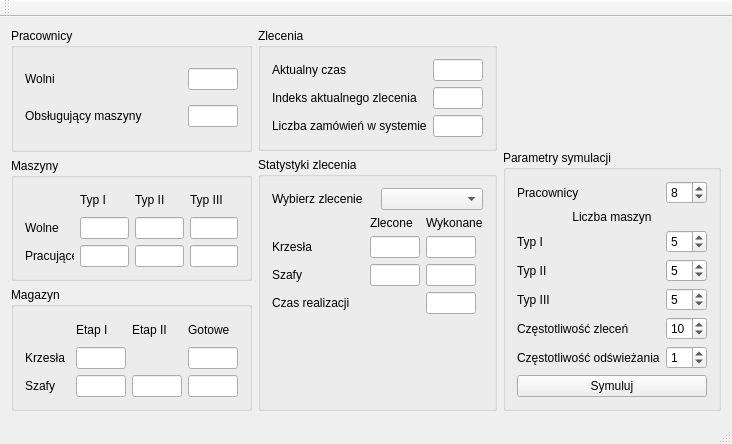
Above: mainwindow.ui from wgml/SSPD before the change. Below: the same form after it.
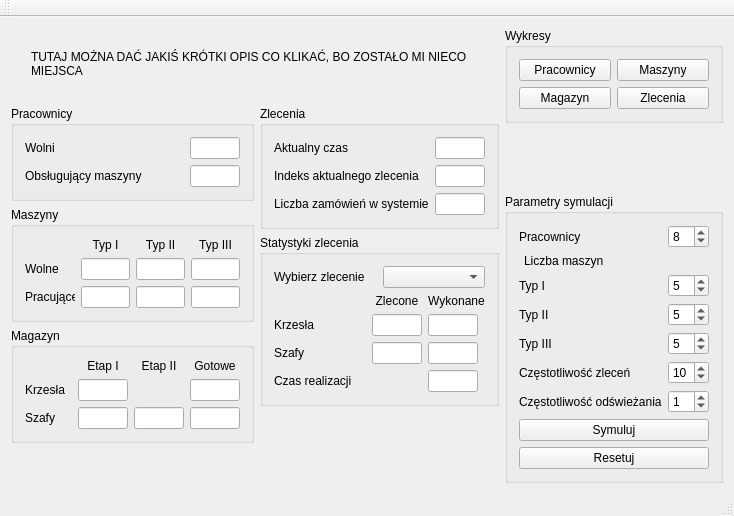
That is the form after the change.

```diff
--- a/mainwindow.ui
+++ b/mainwindow.ui
@@ -6,8 +6,8 @@
    <rect>
     <x>0</x>
     <y>0</y>
-    <width>732</width>
-    <height>444</height>
+    <width>734</width>
+    <height>516</height>
    </rect>
   </property>
   <property name="sizePolicy">
@@ -18,25 +18,54 @@
   </property>
   <property name="minimumSize">
    <size>
-    <width>732</width>
-    <height>444</height>
+    <width>734</width>
+    <height>516</height>
    </size>
   </property>
   <property name="maximumSize">
    <size>
-    <width>732</width>
-    <height>444</height>
+    <width>734</width>
+    <height>516</height>
    </size>
   </property>
   <property name="windowTitle">
    <string>Symulacja zawsze spoko</string>
   </property>
   <widget class="QWidget" name="centralWidget">
+   <layout class="QGridLayout" name="gridLayout_6">
+    <item row="0" column="0">
+     <layout class="QVBoxLayout" name="verticalLayout_11">
+      <item>
    <layout class="QHBoxLayout" name="horizontalLayout_19">
     <item>
+         <spacer name="verticalSpacer">
+          <property name="orientation">
+           <enum>Qt::Vertical</enum>
+          </property>
+          <property name="sizeHint" stdset="0">
+           <size>
+            <width>20</width>
+            <height>40</height>
+           </size>
+          </property>
+         </spacer>
+        </item>
+        <item>
+         <widget class="QLabel" name="label_29">
+          <property name="text">
+           <string>TUTAJ MOŻNA DAĆ JAKIŚ KRÓTKI OPIS CO KLIKAĆ, BO ZOSTAŁO MI NIECO MIEJSCA</string>
+          </property>
+          <property name="wordWrap">
+           <bool>true</bool>
+          </property>
+         </widget>
+        </item>
+       </layout>
+      </item>
+      <item>
      <layout class="QHBoxLayout" name="horizontalLayout_18">
       <item>
-       <layout class="QVBoxLayout" name="verticalLayout_10">
+         <layout class="QVBoxLayout" name="verticalLayout_9">
         <item>
          <widget class="QGroupBox" name="groupBox">
           <property name="title">
@@ -120,6 +149,9 @@
                <property name="text">
                 <string>Typ I</string>
                </property>
+                 <property name="alignment">
+                  <set>Qt::AlignCenter</set>
+                 </property>
               </widget>
              </item>
              <item row="0" column="2">
@@ -127,6 +159,9 @@
                <property name="text">
                 <string>Typ II</string>
                </property>
+                 <property name="alignment">
+                  <set>Qt::AlignCenter</set>
+                 </property>
               </widget>
              </item>
              <item row="0" column="3">
@@ -134,6 +169,9 @@
                <property name="text">
                 <string>Typ III</string>
                </property>
+                 <property name="alignment">
+                  <set>Qt::AlignCenter</set>
+                 </property>
               </widget>
              </item>
              <item row="1" column="0">
@@ -295,11 +333,36 @@
           <layout class="QHBoxLayout" name="horizontalLayout_17">
            <item>
             <layout class="QGridLayout" name="gridLayout_2">
+               <item row="1" column="1">
+                <widget class="QLineEdit" name="chairsPhase1">
+                 <property name="sizePolicy">
+                  <sizepolicy hsizetype="Fixed" vsizetype="Fixed">
+                   <horstretch>0</horstretch>
+                   <verstretch>0</verstretch>
+                  </sizepolicy>
+                 </property>
+                 <property name="maximumSize">
+                  <size>
+                   <width>50</width>
+                   <height>16777215</height>
+                  </size>
+                 </property>
+                 <property name="maxLength">
+                  <number>32767</number>
+                 </property>
+                 <property name="readOnly">
+                  <bool>true</bool>
+                 </property>
+                </widget>
+               </item>
              <item row="0" column="1">
               <widget class="QLabel" name="label_15">
                <property name="text">
                 <string>Etap I</string>
                </property>
+                 <property name="alignment">
+                  <set>Qt::AlignCenter</set>
+                 </property>
               </widget>
              </item>
              <item row="0" column="2">
@@ -307,6 +370,9 @@
                <property name="text">
                 <string>Etap II</string>
                </property>
+                 <property name="alignment">
+                  <set>Qt::AlignCenter</set>
+                 </property>
               </widget>
              </item>
              <item row="0" column="3">
@@ -314,6 +380,9 @@
                <property name="text">
                 <string>Gotowe</string>
                </property>
+                 <property name="alignment">
+                  <set>Qt::AlignCenter</set>
+                 </property>
               </widget>
              </item>
              <item row="1" column="0">
@@ -323,28 +392,6 @@
                </property>
               </widget>
              </item>
-             <item row="1" column="1">
-              <widget class="QLineEdit" name="employeeFree_8">
-               <property name="sizePolicy">
-                <sizepolicy hsizetype="Fixed" vsizetype="Fixed">
-                 <horstretch>0</horstretch>
-                 <verstretch>0</verstretch>
-                </sizepolicy>
-               </property>
-               <property name="maximumSize">
-                <size>
-                 <width>50</width>
-                 <height>16777215</height>
-                </size>
-               </property>
-               <property name="maxLength">
-                <number>32767</number>
-               </property>
-               <property name="readOnly">
-                <bool>true</bool>
-               </property>
-              </widget>
-             </item>
              <item row="1" column="3">
               <widget class="QLineEdit" name="employeeFree_10">
                <property name="sizePolicy">
@@ -445,10 +492,23 @@
           </layout>
          </widget>
         </item>
+          <item>
+           <spacer name="verticalSpacer_2">
+            <property name="orientation">
+             <enum>Qt::Vertical</enum>
+            </property>
+            <property name="sizeHint" stdset="0">
+             <size>
+              <width>20</width>
+              <height>40</height>
+             </size>
+            </property>
+           </spacer>
+          </item>
        </layout>
       </item>
       <item>
-       <layout class="QVBoxLayout" name="verticalLayout_9">
+         <layout class="QVBoxLayout" name="verticalLayout_10">
         <item>
          <widget class="QGroupBox" name="groupBox_4">
           <property name="title">
@@ -584,8 +644,8 @@
           <property name="title">
            <string>Statystyki zlecenia</string>
           </property>
-          <layout class="QVBoxLayout" name="verticalLayout_8">
-           <item>
+            <layout class="QGridLayout" name="gridLayout_5">
+             <item row="0" column="0">
             <layout class="QVBoxLayout" name="verticalLayout_5">
              <item>
               <layout class="QHBoxLayout" name="horizontalLayout_13">
@@ -608,6 +668,9 @@
                  <property name="text">
                   <string>Zlecone</string>
                  </property>
+                   <property name="alignment">
+                    <set>Qt::AlignCenter</set>
+                   </property>
                 </widget>
                </item>
                <item row="0" column="2">
@@ -615,6 +678,9 @@
                  <property name="text">
                   <string>Wykonane</string>
                  </property>
+                   <property name="alignment">
+                    <set>Qt::AlignCenter</set>
+                   </property>
                 </widget>
                </item>
                <item row="1" column="0">
@@ -707,8 +773,11 @@
              </item>
             </layout>
            </item>
+            </layout>
+           </widget>
+          </item>
            <item>
-            <spacer name="verticalSpacer_2">
+           <spacer name="verticalSpacer_3">
              <property name="orientation">
               <enum>Qt::Vertical</enum>
              </property>
@@ -721,21 +790,63 @@
             </spacer>
            </item>
           </layout>
-         </widget>
         </item>
        </layout>
       </item>
-      <item>
+     </layout>
+    </item>
+    <item row="0" column="1">
        <layout class="QVBoxLayout" name="verticalLayout">
         <item>
-         <spacer name="verticalSpacer">
+       <widget class="QGroupBox" name="groupBox_6">
+        <property name="title">
+         <string>Wykresy</string>
+        </property>
+        <layout class="QVBoxLayout" name="verticalLayout_8">
+         <item>
+          <layout class="QGridLayout" name="gridLayout_4">
+           <item row="0" column="0">
+            <widget class="QPushButton" name="pushButton">
+             <property name="text">
+              <string>Pracownicy</string>
+             </property>
+            </widget>
+           </item>
+           <item row="0" column="1">
+            <widget class="QPushButton" name="pushButton_2">
+             <property name="text">
+              <string>Maszyny</string>
+             </property>
+            </widget>
+           </item>
+           <item row="1" column="0">
+            <widget class="QPushButton" name="pushButton_3">
+             <property name="text">
+              <string>Magazyn</string>
+             </property>
+            </widget>
+           </item>
+           <item row="1" column="1">
+            <widget class="QPushButton" name="pushButton_4">
+             <property name="text">
+              <string>Zlecenia</string>
+             </property>
+            </widget>
+           </item>
+          </layout>
+         </item>
+        </layout>
+       </widget>
+      </item>
+      <item>
+       <spacer name="verticalSpacer_4">
           <property name="orientation">
            <enum>Qt::Vertical</enum>
           </property>
           <property name="sizeHint" stdset="0">
            <size>
-            <width>17</width>
-            <height>13</height>
+          <width>20</width>
+          <height>40</height>
            </size>
           </property>
          </spacer>
@@ -786,7 +897,13 @@
                   <string>Liczba maszyn</string>
                  </property>
                  <property name="alignment">
-                  <set>Qt::AlignCenter</set>
+                <set>Qt::AlignLeading|Qt::AlignLeft|Qt::AlignVCenter</set>
+               </property>
+               <property name="margin">
+                <number>0</number>
+               </property>
+               <property name="indent">
+                <number>5</number>
                  </property>
                 </widget>
                </item>
@@ -926,12 +1043,17 @@
                </property>
               </widget>
              </item>
-            </layout>
+           <item>
+            <widget class="QPushButton" name="resetButton">
+             <property name="text">
+              <string>Resetuj</string>
+             </property>
+            </widget>
            </item>
           </layout>
-         </widget>
-        </item>
-       </layout>
+         </item>
+        </layout>
+       </widget>
       </item>
      </layout>
     </item>
```
Left out of the diff: 42 changed lines with no effect on the pictures. Lines whose indentation alone changed are shown as unchanged.
